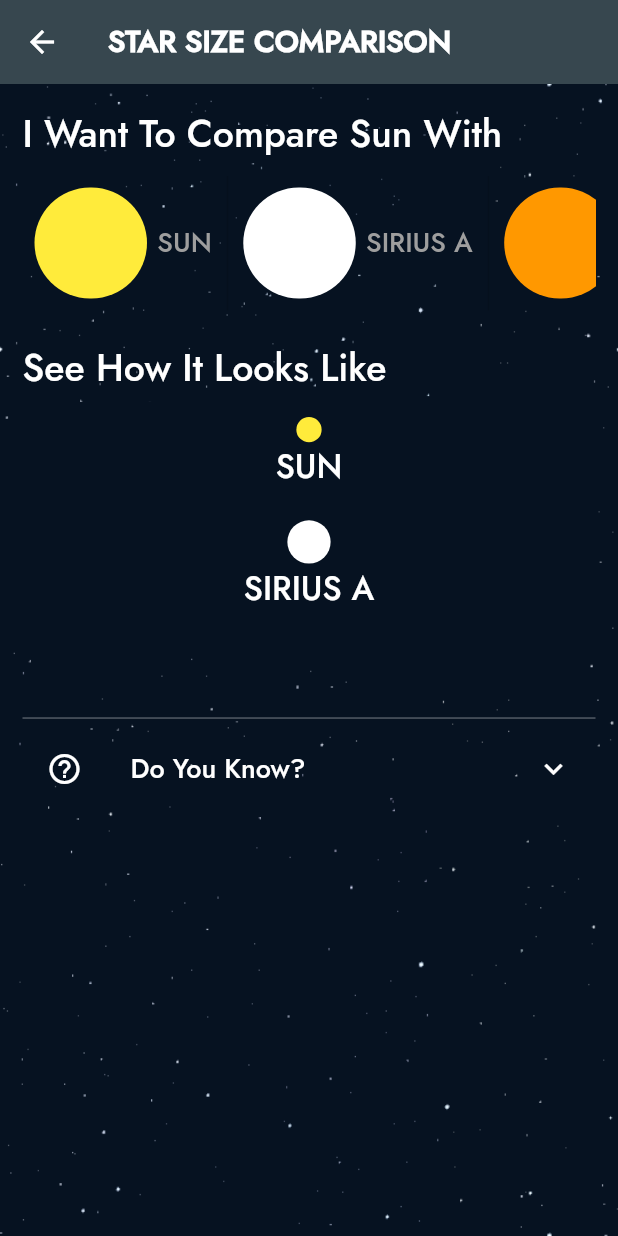
After one commit to RutheniumAlpha/gaganbot, a Flutter app: the SpaceQuest screen opened directly, after a tap on "Star Size Comparison", on a phone screen of 412 x 824 dp. The commit adds this screen. Run offline on Flutter 3.47's test engine with Material 2 defaults, Android fonts, the phone set to English and light mode, and no system bars; our stand-ins replace firebase_core, firebase_database, fl_chart, google_maps_flutter, hive, just_audio and 2 more; missing offline and left inert: timeline_list, webviewx; accounts and stored records are empty; network calls fail.

Commit message:
Added Star Size Comparison

```diff
--- a/lib/funSpace.dart
+++ b/lib/funSpace.dart
@@ -31,11 +31,11 @@ class _FunSpaceState extends State<FunSpace> {
                     createButton(
                       MaterialPageRoute(builder: (context) => WhereIsISS()),
                       "Track The Station",
-                        context),
+                    ),
                     createButton(
                       MaterialPageRoute(builder: (context) => QuizHomePage()),
                       "Gagan Quiz",
-                        context),
+                    ),
                   ],
                 ),
               ),
@@ -45,17 +45,16 @@ class _FunSpaceState extends State<FunSpace> {
       ),
     );
   }
-}
 
-Widget createButton(
-    MaterialPageRoute route, String name, BuildContext context) {
+  Widget createButton(MaterialPageRoute route, String name) {
     return TextButton(
         onPressed: () {
           Navigator.push(context, route);
         },
         child: Card(
           color: Colors.white.withOpacity(0.4),
-        shape: RoundedRectangleBorder(borderRadius: BorderRadius.circular(40)),
+          shape:
+              RoundedRectangleBorder(borderRadius: BorderRadius.circular(40)),
           elevation: 10,
           child: Container(
             alignment: Alignment.center,
@@ -74,3 +73,4 @@ Widget createButton(
           ),
         ));
   }
+}
--- a/lib/solarSystem.dart
+++ b/lib/solarSystem.dart
@@ -34,20 +34,20 @@ class _SolarSystemState extends State<SolarSystem> {
                       MaterialPageRoute(
                           builder: (context) => WeigthDifferentPlanets()),
                       "Weight Checker",
-                        context),
+                    ),
                     createButton(
                       MaterialPageRoute(builder: (context) => WhoIsBigger()),
                       "Who Is Bigger",
-                        context),
+                    ),
                     createButton(
                       MaterialPageRoute(builder: (context) => Top5Elements()),
                       "Planet Composition",
-                        context),
+                    ),
                     createButton(
                       MaterialPageRoute(
                           builder: (context) => HowFarIsThePlanet()),
                       "Feel The Distance",
-                        context),
+                    ),
                   ],
                 ),
               ),
@@ -57,17 +57,16 @@ class _SolarSystemState extends State<SolarSystem> {
       ),
     );
   }
-}
 
-Widget createButton(
-    MaterialPageRoute route, String name, BuildContext context) {
+  Widget createButton(MaterialPageRoute route, String name) {
     return TextButton(
         onPressed: () {
           Navigator.push(context, route);
         },
         child: Card(
           color: Colors.white.withOpacity(0.4),
-        shape: RoundedRectangleBorder(borderRadius: BorderRadius.circular(40)),
+          shape:
+              RoundedRectangleBorder(borderRadius: BorderRadius.circular(40)),
           elevation: 10,
           child: Container(
             alignment: Alignment.center,
@@ -86,3 +85,4 @@ Widget createButton(
           ),
         ));
   }
+}
--- a/lib/spaceBase.dart
+++ b/lib/spaceBase.dart
@@ -32,11 +32,11 @@ class _SpaceBaseState extends State<SpaceBase> {
                       MaterialPageRoute(
                           builder: (context) => IndianSpaceSaga()),
                       "Indian Space Saga",
-                        context),
+                    ),
                     createButton(
                       MaterialPageRoute(builder: (context) => SpaceBooks()),
                       "Space Books",
-                        context),
+                    ),
                   ],
                 ),
               ),
@@ -46,17 +46,16 @@ class _SpaceBaseState extends State<SpaceBase> {
       ),
     );
   }
-}
 
-Widget createButton(
-    MaterialPageRoute route, String name, BuildContext context) {
+  Widget createButton(MaterialPageRoute route, String name) {
     return TextButton(
         onPressed: () {
           Navigator.push(context, route);
         },
         child: Card(
           color: Colors.white.withOpacity(0.4),
-        shape: RoundedRectangleBorder(borderRadius: BorderRadius.circular(40)),
+          shape:
+              RoundedRectangleBorder(borderRadius: BorderRadius.circular(40)),
           elevation: 10,
           child: Container(
             alignment: Alignment.center,
@@ -75,3 +74,4 @@ Widget createButton(
           ),
         ));
   }
+}
--- a/lib/spaceQuest.dart
+++ b/lib/spaceQuest.dart
@@ -1,4 +1,5 @@
 import 'package:atl_space_challenge_project/soundsFromSpace.dart';
+import 'package:atl_space_challenge_project/starSizeComparison.dart';
 import 'package:flutter/material.dart';
 
 class SpaceQuest extends StatefulWidget {
@@ -31,7 +32,12 @@ class _SpaceQuestState extends State<SpaceQuest> {
                       MaterialPageRoute(
                           builder: (context) => SoundsFromSpace()),
                       "Sounds From Space",
-                        context),
+                    ),
+                    createButton(
+                      MaterialPageRoute(
+                          builder: (context) => UniverseSizeComparison()),
+                      "Star Size Comparison",
+                    ),
                   ],
                 ),
               ),
@@ -41,17 +47,16 @@ class _SpaceQuestState extends State<SpaceQuest> {
       ),
     );
   }
-}
 
-Widget createButton(
-    MaterialPageRoute route, String name, BuildContext context) {
+  Widget createButton(MaterialPageRoute route, String name) {
     return TextButton(
         onPressed: () {
           Navigator.push(context, route);
         },
         child: Card(
           color: Colors.white.withOpacity(0.4),
-        shape: RoundedRectangleBorder(borderRadius: BorderRadius.circular(40)),
+          shape:
+              RoundedRectangleBorder(borderRadius: BorderRadius.circular(40)),
           elevation: 10,
           child: Container(
             alignment: Alignment.center,
@@ -70,3 +75,4 @@ Widget createButton(
           ),
         ));
   }
+}
--- /dev/null
+++ b/lib/starSizeComparison.dart
@@ -0,0 +1,246 @@
+import 'dart:async';
+import 'dart:convert';
+
+import 'package:flutter/material.dart';
+
+class UniverseSizeComparison extends StatefulWidget {
+  @override
+  _UniverseSizeComparisonState createState() => _UniverseSizeComparisonState();
+}
+
+class _UniverseSizeComparisonState extends State<UniverseSizeComparison> {
+  void initState() {
+    super.initState();
+    loadData();
+    Timer(Duration(seconds: 1), () {
+      compare();
+    });
+  }
+
+  void loadData() async {
+    data = jsonDecode(await DefaultAssetBundle.of(context)
+        .loadString("assets/data/starComparison.json"));
+  }
+
+  var data = {};
+  String fromStar = "Sun||Yellow";
+  String toStar = "Sirius A||White";
+  double fromPlanetSize = 0;
+  double toPlanetSize = 0;
+  String textResult = "";
+  String comparisonText = "";
+
+  @override
+  void dispose() {
+    super.dispose();
+  }
+
+  @override
+  Widget build(BuildContext context) {
+    return Scaffold(
+      appBar: AppBar(
+        title: Text(
+          "Star Size Comparison".toUpperCase(),
+          style: TextStyle(color: Colors.white, fontWeight: FontWeight.bold),
+        ),
+        backgroundColor: Colors.blueGrey.shade800,
+        elevation: 0,
+      ),
+      body: Container(
+        height: double.infinity,
+        width: double.infinity,
+        decoration: BoxDecoration(
+            image: DecorationImage(
+                fit: BoxFit.fill,
+                image: AssetImage("assets/images/background.jpg"))),
+        child: Padding(
+          padding: const EdgeInsets.all(15),
+          child: ListView(children: [
+            Text(
+              "I Want To Compare Sun With",
+              style: TextStyle(fontSize: 25, color: Colors.white),
+            ),
+            SizedBox(
+              height: 10,
+            ),
+            Container(
+                width: 330,
+                height: 90,
+                child: create((t) {
+                  toStar = t;
+                  compare();
+                })),
+            SizedBox(
+              height: 20,
+            ),
+            Text(
+              "See How It Looks Like",
+              style: TextStyle(fontSize: 25, color: Colors.white),
+            ),
+            SizedBox(
+              height: 5,
+            ),
+            InteractiveViewer(
+              maxScale: 10,
+              child: Container(
+                color: Color.fromARGB(255, 6, 18, 33),
+                child: Column(
+                  mainAxisSize: MainAxisSize.min,
+                  children: [
+                    SizedBox(
+                      height: 10,
+                    ),
+                    AnimatedContainer(
+                      height: fromPlanetSize,
+                      width: fromPlanetSize,
+                      duration: Duration(seconds: 1),
+                      decoration: BoxDecoration(
+                          color: fromStar.split("||")[1] == "Yellow"
+                              ? Colors.yellow
+                              : fromStar.split("||")[1] == "Red"
+                                  ? Colors.red
+                                  : fromStar.split("||")[1] == "White"
+                                      ? Colors.white
+                                      : fromStar.split("||")[1] == "Orange"
+                                          ? Colors.orange
+                                          : fromStar.split("||")[1] == "Blue"
+                                              ? Colors.blue
+                                              : Colors.white,
+                          borderRadius: BorderRadius.circular(1000)),
+                    ),
+                    Text(
+                      fromStar.split("||")[0].toUpperCase(),
+                      textAlign: TextAlign.center,
+                      style: TextStyle(fontSize: 22, color: Colors.white),
+                    ),
+                    SizedBox(
+                      height: 20,
+                    ),
+                    AnimatedContainer(
+                      height: toPlanetSize,
+                      width: toPlanetSize,
+                      duration: Duration(seconds: 1),
+                      decoration: BoxDecoration(
+                          color: toStar.split("||")[1] == "Yellow"
+                              ? Colors.yellow
+                              : toStar.split("||")[1] == "Red"
+                                  ? Colors.red
+                                  : toStar.split("||")[1] == "White"
+                                      ? Colors.white
+                                      : toStar.split("||")[1] == "Orange"
+                                          ? Colors.orange
+                                          : toStar.split("||")[1] == "Blue"
+                                              ? Colors.blue
+                                              : Colors.white,
+                          borderRadius: BorderRadius.circular(1000)),
+                    ),
+                    Text(
+                      toStar.split("||")[0].toUpperCase(),
+                      textAlign: TextAlign.center,
+                      style: TextStyle(fontSize: 22, color: Colors.white),
+                    ),
+                    SizedBox(
+                      height: 30,
+                    ),
+                  ],
+                ),
+              ),
+            ),
+            Text(
+              comparisonText,
+              style: TextStyle(color: Colors.white, fontSize: 18),
+              textAlign: TextAlign.center,
+            ),
+            SizedBox(
+              height: 10,
+            ),
+            Divider(
+              height: 10,
+              color: Colors.white.withOpacity(0.3),
+              thickness: 1,
+            ),
+            ExpansionTile(
+              collapsedIconColor: Colors.white,
+              iconColor: Colors.white,
+              leading: Icon(
+                Icons.help_outline_outlined,
+                color: Colors.white,
+              ),
+              title: Text(
+                "Do You Know?",
+                style: TextStyle(color: Colors.white, fontSize: 18),
+              ),
+              children: [
+                Text(
+                  "In 200 B.C., the size of the Earth was actually calculated to within 1% accuracy by Eratosthenes !!. Explore and find out how he did it. Also, find how plant size is measured from Earth (It has something to do with Trignometry).",
+                  style: TextStyle(color: Colors.white, fontSize: 17),
+                )
+              ],
+            )
+          ]),
+        ),
+      ),
+    );
+  }
+
+  Widget create(Function(String t) onPressed) {
+    List<String> planets = [];
+    data.forEach((key, value) {
+      planets.add("$key||${value["Type"].toString().split(" ")[0]}");
+    });
+    List<Widget> items = [];
+    planets.forEach((element) {
+      items.add(TextButton.icon(
+          style: TextButton.styleFrom(
+              primary: Colors.grey[500],
+              textStyle: TextStyle(fontSize: 18, fontFamily: "Jost")),
+          onPressed: () => onPressed(element),
+          icon: Container(
+            height: 80,
+            width: 75,
+            decoration: BoxDecoration(
+                color: element.split("||")[1] == "Yellow"
+                    ? Colors.yellow
+                    : element.split("||")[1] == "Red"
+                        ? Colors.red
+                        : element.split("||")[1] == "White"
+                            ? Colors.white
+                            : element.split("||")[1] == "Orange"
+                                ? Colors.orange
+                                : element.split("||")[1] == "Blue"
+                                    ? Colors.blue
+                                    : Colors.white,
+                borderRadius: BorderRadius.circular(100)),
+          ),
+          label: Text(element.split("||")[0].toUpperCase())));
+      items.add(SizedBox(
+        height: 90,
+        child: VerticalDivider(
+          thickness: 1,
+          width: 5,
+        ),
+      ));
+    });
+    return ListView(
+      scrollDirection: Axis.horizontal,
+      children: items,
+    );
+  }
+
+  void compare() {
+    double p1 =
+        double.parse(data[fromStar.split("||")[0]]["Times Bigger"].toString());
+    double p2 =
+        double.parse(data[toStar.split("||")[0]]["Times Bigger"].toString());
+    if (p1 < p2) {
+      toPlanetSize = MediaQuery.of(context).size.width * 0.7;
+      fromPlanetSize = MediaQuery.of(context).size.width * 0.7 / p2;
+    } else if (p1 == p2) {
+      fromPlanetSize = MediaQuery.of(context).size.width * 0.7;
+      toPlanetSize = MediaQuery.of(context).size.width * 0.7;
+      textResult = "Looks like we are the same!!";
+    }
+
+    setState(() {});
+  }
+}
```
Also changed, not shown: assets/data/starComparison.json (added, +52 -0 lines). Lines whose indentation alone changed are shown as unchanged.
